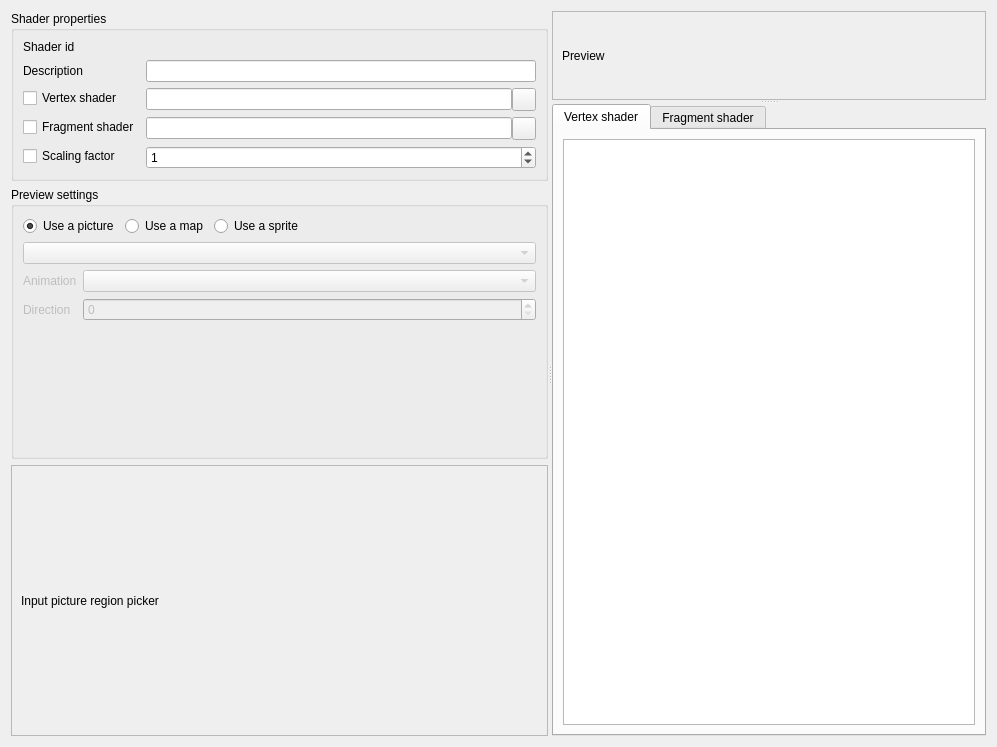
Above: src/widgets/shader_editor.ui from Kangie/solarus before the change. Below: the same form after it.
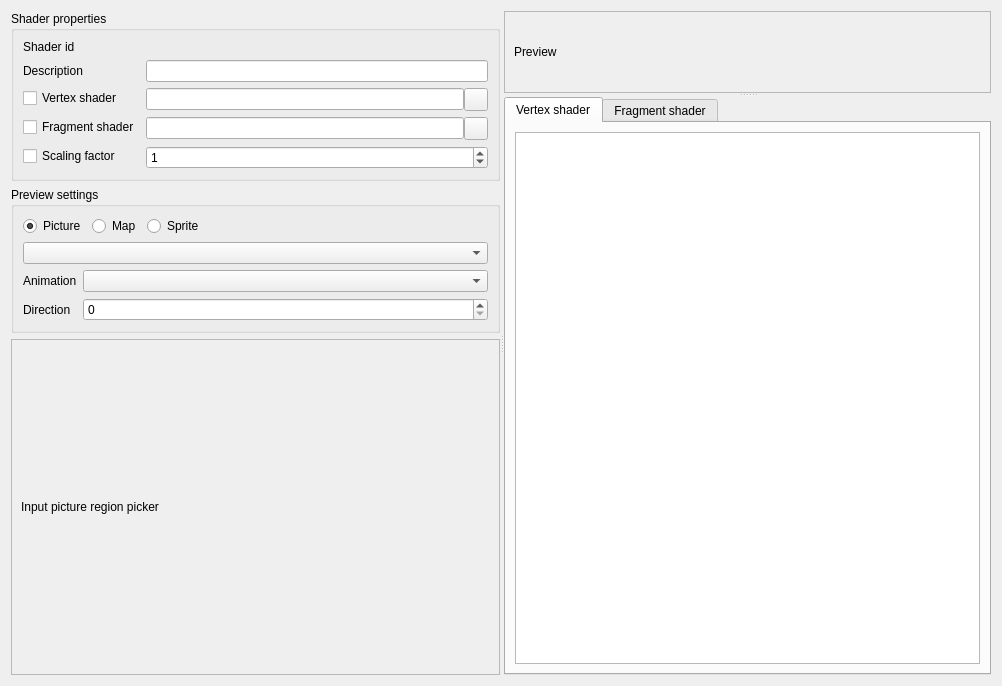
That is the form after the change. The open tabs and pages were chosen to show the change. Icons and pictures are not drawn.

Commit message: Fix shader editor widgets sizes

Diff of the .ui file:
```diff
--- a/src/widgets/shader_editor.ui
+++ b/src/widgets/shader_editor.ui
@@ -6,8 +6,8 @@
    <rect>
     <x>0</x>
     <y>0</y>
-    <width>997</width>
-    <height>747</height>
+    <width>1002</width>
+    <height>686</height>
    </rect>
   </property>
   <property name="windowTitle">
@@ -159,16 +159,29 @@
        </item>
        <item>
         <widget class="QGroupBox" name="preview_settings_group_box">
+         <property name="sizePolicy">
+          <sizepolicy hsizetype="Preferred" vsizetype="Minimum">
+           <horstretch>0</horstretch>
+           <verstretch>0</verstretch>
+          </sizepolicy>
+         </property>
          <property name="title">
           <string>Preview settings</string>
          </property>
+         <property name="alignment">
+          <set>Qt::AlignLeading|Qt::AlignLeft|Qt::AlignTop</set>
+         </property>
          <layout class="QVBoxLayout" name="verticalLayout_10">
           <item>
            <layout class="QHBoxLayout" name="preview_type_layout">
             <item>
              <widget class="QRadioButton" name="preview_picture_radio">
               <property name="text">
-               <string>Use a picture</string>
+               <string>Picture</string>
+              </property>
+              <property name="icon">
+               <iconset resource="../../resources/images.qrc">
+                <normaloff>:/images/icon_image.png</normaloff>:/images/icon_image.png</iconset>
               </property>
               <property name="checked">
                <bool>true</bool>
@@ -178,14 +191,22 @@
             <item>
              <widget class="QRadioButton" name="preview_map_radio">
               <property name="text">
-               <string>Use a map</string>
+               <string>Map</string>
+              </property>
+              <property name="icon">
+               <iconset resource="../../resources/images.qrc">
+                <normaloff>:/images/icon_resource_map.png</normaloff>:/images/icon_resource_map.png</iconset>
               </property>
              </widget>
             </item>
             <item>
              <widget class="QRadioButton" name="preview_sprite_radio">
               <property name="text">
-               <string>Use a sprite</string>
+               <string>Sprite</string>
+              </property>
+              <property name="icon">
+               <iconset resource="../../resources/images.qrc">
+                <normaloff>:/images/icon_resource_sprite.png</normaloff>:/images/icon_resource_sprite.png</iconset>
               </property>
              </widget>
             </item>
@@ -206,6 +227,12 @@
           </item>
           <item>
            <widget class="QStackedWidget" name="preview_file_widget">
+            <property name="sizePolicy">
+             <sizepolicy hsizetype="Expanding" vsizetype="Fixed">
+              <horstretch>0</horstretch>
+              <verstretch>0</verstretch>
+             </sizepolicy>
+            </property>
             <property name="currentIndex">
              <number>0</number>
             </property>
@@ -289,6 +316,12 @@
              </layout>
             </widget>
             <widget class="QWidget" name="preview_sprite_page">
+             <property name="sizePolicy">
+              <sizepolicy hsizetype="Expanding" vsizetype="Minimum">
+               <horstretch>0</horstretch>
+               <verstretch>0</verstretch>
+              </sizepolicy>
+             </property>
              <layout class="QVBoxLayout" name="verticalLayout_7">
               <property name="leftMargin">
                <number>0</number>
@@ -303,19 +336,18 @@
                <number>0</number>
               </property>
               <item>
-               <widget class="QComboBox" name="preview_sprite_field">
-                <property name="enabled">
-                 <bool>false</bool>
-                </property>
-               </widget>
+               <widget class="QComboBox" name="preview_sprite_field"/>
               </item>
               <item>
                <layout class="QFormLayout" name="preview_sprite_details_layout">
+                <property name="fieldGrowthPolicy">
+                 <enum>QFormLayout::ExpandingFieldsGrow</enum>
+                </property>
+                <property name="labelAlignment">
+                 <set>Qt::AlignLeading|Qt::AlignLeft|Qt::AlignTop</set>
+                </property>
                 <item row="0" column="0">
                  <widget class="QLabel" name="preview_sprite_animation_label">
-                  <property name="enabled">
-                   <bool>false</bool>
-                  </property>
                   <property name="text">
                    <string>Animation</string>
                   </property>
@@ -323,16 +355,16 @@
                 </item>
                 <item row="0" column="1">
                  <widget class="QComboBox" name="preview_sprite_animation_field">
-                  <property name="enabled">
-                   <bool>false</bool>
+                  <property name="sizePolicy">
+                   <sizepolicy hsizetype="Expanding" vsizetype="Fixed">
+                    <horstretch>0</horstretch>
+                    <verstretch>0</verstretch>
+                   </sizepolicy>
                   </property>
                  </widget>
                 </item>
                 <item row="1" column="0">
                  <widget class="QLabel" name="preview_sprite_direction_label">
-                  <property name="enabled">
-                   <bool>false</bool>
-                  </property>
                   <property name="text">
                    <string>Direction</string>
                   </property>
@@ -340,8 +372,11 @@
                 </item>
                 <item row="1" column="1">
                  <widget class="QSpinBox" name="preview_sprite_direction_field">
-                  <property name="enabled">
-                   <bool>false</bool>
+                  <property name="sizePolicy">
+                   <sizepolicy hsizetype="Expanding" vsizetype="Fixed">
+                    <horstretch>0</horstretch>
+                    <verstretch>0</verstretch>
+                   </sizepolicy>
                   </property>
                  </widget>
                 </item>
```
Left out of the diff: 13 changed lines with no effect on the pictures. The commit also changes 1 other file.
